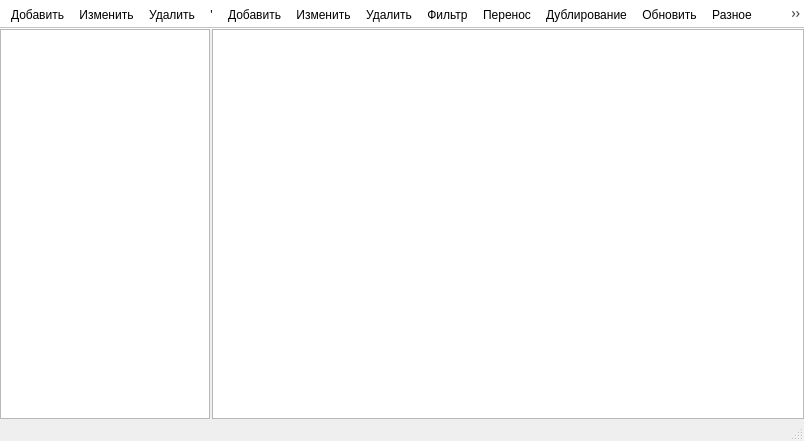
This is ui/templates ui/tree.ui in Meller008/CRM-Avi as Qt 5 draws it before an edit. The edited form follows.
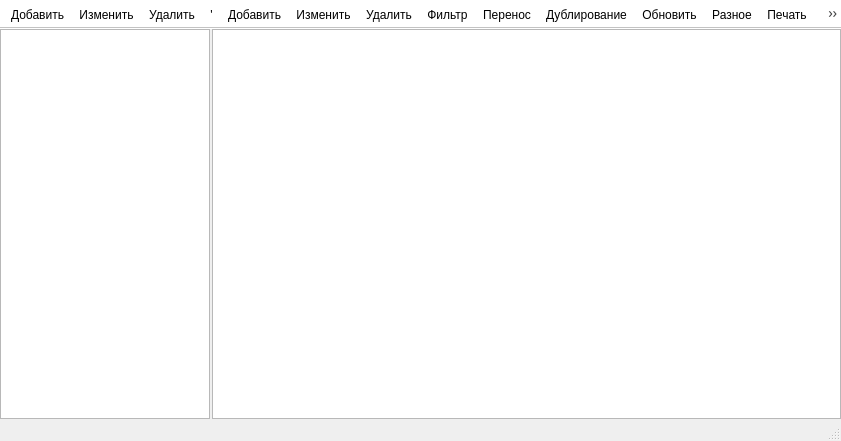
This is the edited form.

Commit message: работа - исправлена печать пачек пасспортов! Почти везде добавлена печать таблиц!

```diff
--- a/ui/templates ui/tree.ui
+++ b/ui/templates ui/tree.ui
@@ -6,7 +6,7 @@
    <rect>
     <x>0</x>
     <y>0</y>
-    <width>804</width>
+    <width>841</width>
     <height>441</height>
    </rect>
   </property>
@@ -152,6 +152,7 @@
    <addaction name="pb_table_double"/>
    <addaction name="pb_table_update"/>
    <addaction name="pb_other"/>
+   <addaction name="pb_print"/>
    <addaction name="pb_export"/>
   </widget>
   <action name="pb_tree_add">
@@ -219,6 +220,11 @@
     <string>Экспорт</string>
    </property>
   </action>
+  <action name="pb_print">
+   <property name="text">
+    <string>Печать</string>
+   </property>
+  </action>
  </widget>
  <resources/>
  <connections>
```
Left out of the diff: 17 changed lines with no effect on the pictures. The commit also changes 11 other files.
